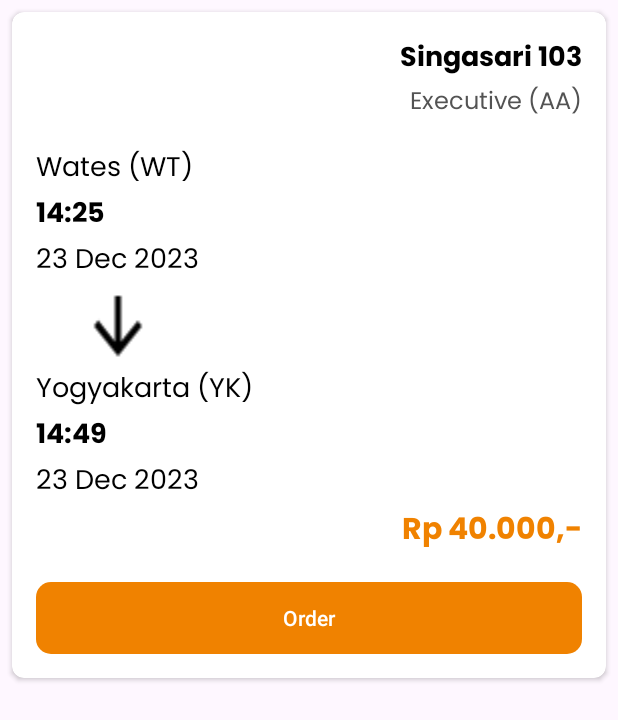
After one commit to Vikovanesta/android-travel-app, an Android app: the layout item_travel.xml on its own in the app's theme, with its tools: preview values and no code run, on a phone screen of 412 x 824 dp. The commit adds this screen. Shown: the top 720 px of the screen. Run offline under Robolectric (Android 15) with nearby library versions, the phone set to English and light mode, and no system bars.

Commit message:
feat. travel list page

```diff
--- a/app/src/main/java/com/example/uts/LauncherActivity.kt
+++ b/app/src/main/java/com/example/uts/LauncherActivity.kt
@@ -13,9 +13,11 @@ class LauncherActivity : AppCompatActivity() {
         if (getSharedPreferences("Auth", MODE_PRIVATE).getBoolean("isLoggedIn", false)) {
             Log.d("LauncherActivity", "onCreate: isLoggedIn")
             startActivity(android.content.Intent(this, MainActivity::class.java))
+            this.finish()
         } else {
             Log.d("LauncherActivity", "onCreate: isNotLoggedIn")
             startActivity(android.content.Intent(this, AuthActivity::class.java))
+            this.finish()
         }
     }
 }
--- a/app/src/main/java/com/example/uts/ui/fragments/LoginFragment.kt
+++ b/app/src/main/java/com/example/uts/ui/fragments/LoginFragment.kt
@@ -134,6 +134,7 @@ class LoginFragment : Fragment() {
         val editor = sharedPreferences.edit()
         if (editor != null) {
             editor.putBoolean("isLoggedIn", true)
+            editor.putString("userId", user.id)
             editor.putString("userRole", user.role)
             editor.putString("username", user.username)
             editor.putString("userEmail", user.email)
--- a/app/src/main/java/com/example/uts/ui/fragments/RegisterFragment.kt
+++ b/app/src/main/java/com/example/uts/ui/fragments/RegisterFragment.kt
@@ -157,6 +157,7 @@ class RegisterFragment : Fragment() {
         val editor = sharedPreferences.edit()
         if (editor != null) {
             editor.putBoolean("isLoggedIn", true)
+            editor.putString("userId", user.id)
             editor.putString("userRole", user.role)
             editor.putString("username", user.username)
             editor.putString("userEmail", user.email)
--- /dev/null
+++ b/app/src/main/res/drawable/baseline_arrow_downward_24.xml
@@ -0,0 +1,5 @@
+<vector android:height="24dp" android:tint="#000000"
+    android:viewportHeight="24" android:viewportWidth="24"
+    android:width="24dp" xmlns:android="http://schemas.android.com/apk/res/android">
+    <path android:fillColor="@android:color/white" android:pathData="M20,12l-1.41,-1.41L13,16.17V4h-2v12.17l-5.58,-5.59L4,12l8,8 8,-8z"/>
+</vector>
--- /dev/null
+++ b/app/src/main/res/layout/item_travel.xml
@@ -0,0 +1,152 @@
+<androidx.cardview.widget.CardView xmlns:android="http://schemas.android.com/apk/res/android"
+    xmlns:app="http://schemas.android.com/apk/res-auto"
+    xmlns:tools="http://schemas.android.com/tools"
+    android:layout_width="match_parent"
+    android:layout_height="wrap_content"
+    android:layout_margin="8dp"
+    app:cardCornerRadius="8dp">
+
+    <androidx.constraintlayout.widget.ConstraintLayout
+        android:layout_width="match_parent"
+        android:layout_height="wrap_content"
+        android:padding="16dp">
+
+        <TextView
+            android:id="@+id/txt_train_name"
+            android:layout_width="wrap_content"
+            android:layout_height="wrap_content"
+            android:fontFamily="@font/poppins_bold"
+            android:text="Singasari 103"
+            android:textColor="@color/black"
+            android:textSize="18sp"
+
+            app:layout_constraintEnd_toEndOf="parent"
+            app:layout_constraintTop_toTopOf="parent" />
+
+        <TextView
+            android:id="@+id/txt_wagon_class"
+            android:layout_width="wrap_content"
+            android:layout_height="wrap_content"
+            android:fontFamily="@font/poppins"
+            android:text="Executive (AA)"
+            android:textColor="@color/darkGrey"
+            android:textSize="16sp"
+            app:layout_constraintEnd_toEndOf="parent"
+            app:layout_constraintTop_toBottomOf="@+id/txt_train_name" />
+
+        <LinearLayout
+            android:id="@+id/linear_layout_departure"
+            android:layout_width="wrap_content"
+            android:layout_height="wrap_content"
+            android:layout_marginTop="16dp"
+            android:orientation="vertical"
+            app:layout_constraintStart_toStartOf="parent"
+            app:layout_constraintTop_toBottomOf="@id/txt_wagon_class">
+
+            <TextView
+                android:id="@+id/txt_origin_station"
+                android:layout_width="wrap_content"
+                android:layout_height="wrap_content"
+                android:fontFamily="@font/poppins"
+                android:text="Wates (WT)"
+                android:textColor="@color/black"
+                android:textSize="18sp" />
+
+            <TextView
+                android:id="@+id/txt_departure_time"
+                android:layout_width="wrap_content"
+                android:layout_height="wrap_content"
+                android:fontFamily="@font/poppins_bold"
+                android:text="14:25"
+                android:textColor="@color/black"
+                android:textSize="18sp" />
+
+            <TextView
+                android:id="@+id/txt_departure_date"
+                android:layout_width="wrap_content"
+                android:layout_height="wrap_content"
+                android:fontFamily="@font/poppins"
+                android:text="23 Dec 2023"
+                android:textColor="@color/black"
+                android:textSize="18sp" />
+
+        </LinearLayout>
+
+        <ImageView
+            android:id="@+id/arrow"
+            android:layout_width="wrap_content"
+            android:layout_height="wrap_content"
+            android:paddingVertical="16dp"
+            android:src="@drawable/baseline_arrow_downward_24"
+            android:scaleX="2"
+            android:scaleY="2.5"
+            app:layout_constraintEnd_toEndOf="@+id/linear_layout_departure"
+            app:layout_constraintStart_toStartOf="@+id/linear_layout_departure"
+            app:layout_constraintTop_toBottomOf="@+id/linear_layout_departure" />
+
+        <LinearLayout
+            android:id="@+id/linear_layout_arrival"
+            android:layout_width="wrap_content"
+            android:layout_height="wrap_content"
+            android:orientation="vertical"
+            app:layout_constraintStart_toStartOf="parent"
+            app:layout_constraintTop_toBottomOf="@+id/arrow">
+
+            <TextView
+                android:id="@+id/txt_arrival_station"
+                android:layout_width="wrap_content"
+                android:layout_height="wrap_content"
+                android:fontFamily="@font/poppins"
+                android:text="Yogyakarta (YK)"
+                android:textColor="@color/black"
+                android:textSize="18sp" />
+
+            <TextView
+                android:id="@+id/txt_arrival_time"
+                android:layout_width="wrap_content"
+                android:layout_height="wrap_content"
+                android:fontFamily="@font/poppins_bold"
+                android:text="14:49"
+                android:textColor="@color/black"
+                android:textSize="18sp" />
+
+            <TextView
+                android:id="@+id/txt_arrival_date"
+                android:layout_width="wrap_content"
+                android:layout_height="wrap_content"
+                android:fontFamily="@font/poppins"
+                android:text="23 Dec 2023"
+                android:textColor="@color/black"
+                android:textSize="18sp" />
+        </LinearLayout>
+
+
+        <TextView
+            android:id="@+id/txt_price"
+            android:layout_width="wrap_content"
+            android:layout_height="wrap_content"
+            android:fontFamily="@font/poppins_bold"
+            android:text="Rp 40.000,-"
+            android:textColor="@color/secondary"
+            android:textSize="20sp"
+            app:layout_constraintEnd_toEndOf="parent"
+            app:layout_constraintTop_toBottomOf="@+id/linear_layout_arrival" />
+
+
+        <Button
+            android:id="@+id/buttonPesan"
+            android:layout_width="0dp"
+            android:layout_height="wrap_content"
+            android:layout_marginTop="16dp"
+            android:background="@drawable/rounded_btn"
+            android:text="Order"
+            android:textColor="@color/white"
+            app:backgroundTint="@color/secondary"
+            app:layout_constraintTop_toBottomOf="@id/txt_price"
+            app:layout_constraintBottom_toBottomOf="parent"
+            app:layout_constraintEnd_toEndOf="parent"
+            app:layout_constraintStart_toStartOf="parent" />
+
+    </androidx.constraintlayout.widget.ConstraintLayout>
+
+</androidx.cardview.widget.CardView>
--- a/app/src/main/res/navigation/bottom_navigation_user.xml
+++ b/app/src/main/res/navigation/bottom_navigation_user.xml
@@ -12,9 +12,9 @@
         tools:layout="@layout/fragment_dashboard" />
     <fragment
         android:id="@+id/availableTravelFragment"
-        android:name="com.example.uts.ui.fragments.AvailableTravelFragment"
+        android:name="com.example.uts.ui.fragments.ExploreTravelFragment"
         android:label="fragment_available_travel"
-        tools:layout="@layout/fragment_available_travel" />
+        tools:layout="@layout/fragment_explore_travel" />
     <fragment
         android:id="@+id/travelHistoryFragment"
         android:name="com.example.uts.ui.fragments.TravelHistoryFragment"
--- a/app/src/main/res/values/colors.xml
+++ b/app/src/main/res/values/colors.xml
@@ -1,8 +1,10 @@
 <?xml version="1.0" encoding="utf-8"?>
 <resources>
-    <color name="primary">#525BFF</color>
+    <color name="primary">#0b56a7</color>
+    <color name="secondary">#f08200</color>
     <color name="black">#FF000000</color>
     <color name="white">#FFFFFFFF</color>
     <color name="grey">#EDEDED</color>
+    <color name="darkGrey">#535353</color>
 
 </resources>
--- a/app/src/main/res/values/strings.xml
+++ b/app/src/main/res/values/strings.xml
@@ -53,4 +53,5 @@
     <string name="hello_blank_fragment">Hello blank fragment</string>
     <string name="dashboard">Dashboard</string>
     <string name="profile">Profile</string>
+    <string name="search_travel_plan">Search Travel Plan</string>
 </resources>
```
Also changed, not shown: app/src/main/java/com/example/uts/adapter/ItemTravelAdapter.kt (added, +66 -0 lines), app/src/main/java/com/example/uts/ui/fragments/AvailableTravelFragment.kt (deleted, +0 -30 lines), app/src/main/java/com/example/uts/ui/fragments/ExploreTravelFragment.kt (added, +76 -0 lines), app/src/main/res/layout/activity_main.xml (+21 -2 lines), app/src/main/res/layout/fragment_dashboard.xml (+2 -18 lines), app/src/main/res/layout/fragment_explore_travel.xml (renamed from app/src/main/res/layout/fragment_available_travel.xml, +7 -4 lines).
